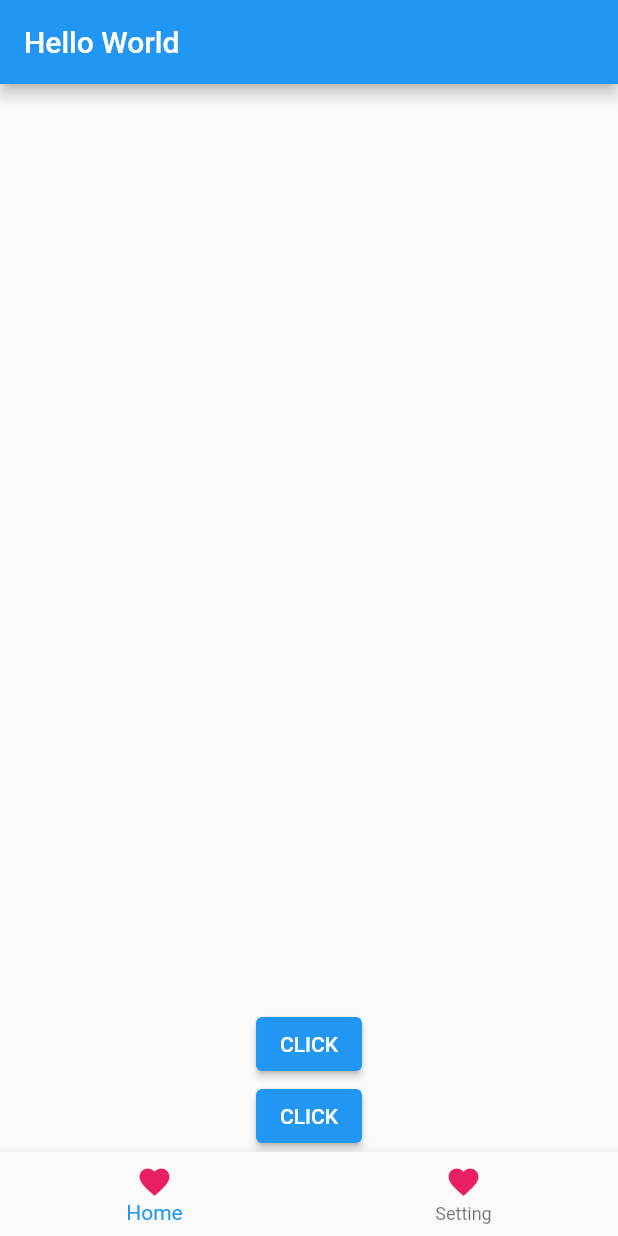
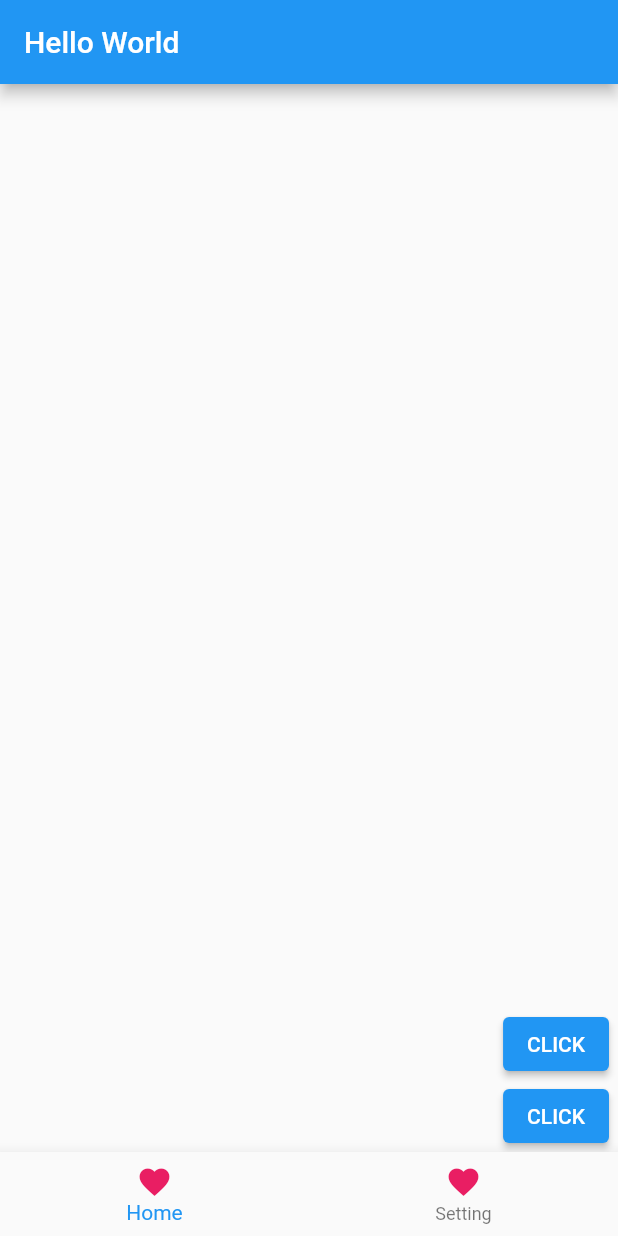
Before and after one commit to realino98/Learn-Flutter, a Flutter app: the screen it shows after launch, on a phone screen of 412 x 824 dp. Run offline on Flutter 3.47's test engine with Material 2 defaults, Android fonts, the phone set to English and light mode, and no system bars.

Commit message:
Axis Alignment

```diff
--- a/lib/main.dart
+++ b/lib/main.dart
@@ -22,6 +22,8 @@
           title: const Text('Hello World'),
         ),
         body: Center(
+            child: SizedBox(
+          width: 400,
           child: Column(
             mainAxisAlignment: MainAxisAlignment.end,
             crossAxisAlignment: CrossAxisAlignment.end,
@@ -41,6 +43,7 @@
                   },
                   child: Text(buttonName)),
             ],
+          ),
         )),
         bottomNavigationBar: BottomNavigationBar(
           items: const [
```
Lines whose indentation alone changed are shown as unchanged.
